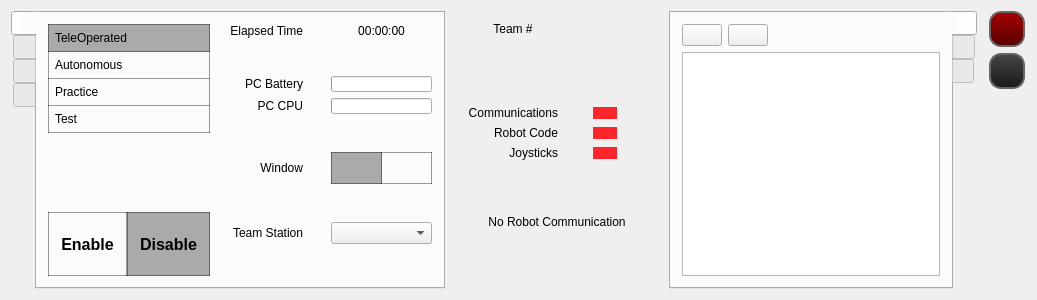
Qt form src/forms/MainWindow.ui (FRC-Utilities/QDriverStation) before a commit.
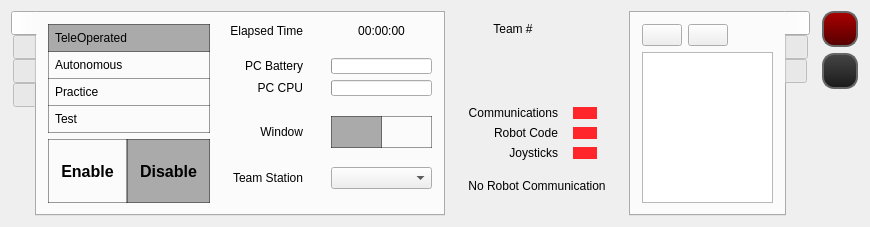
The same form after that commit. Icons and pictures are not drawn.

What changed in the file:
```diff
--- a/src/forms/MainWindow.ui
+++ b/src/forms/MainWindow.ui
@@ -6,8 +6,8 @@
    <rect>
     <x>0</x>
     <y>0</y>
-    <width>0</width>
-    <height>0</height>
+    <width>870</width>
+    <height>223</height>
    </rect>
   </property>
   <property name="windowTitle">
@@ -1200,18 +1200,6 @@
     </item>
     <item>
      <widget class="QFrame" name="InfoFrame">
-      <property name="minimumSize">
-       <size>
-        <width>200</width>
-        <height>0</height>
-       </size>
-      </property>
-      <property name="maximumSize">
-       <size>
-        <width>200</width>
-        <height>16777215</height>
-       </size>
-      </property>
       <layout class="QVBoxLayout" name="verticalLayout" stretch="0,1,0,1">
        <item>
         <widget class="QWidget" name="StatusWidget" native="true">
```
Left out of the diff: 34 changed lines with no effect on the pictures.
